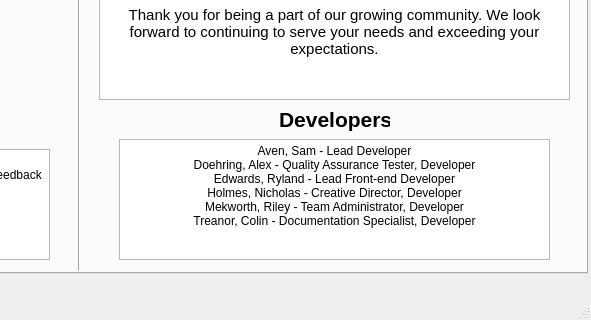
The window that src/mainwindow.ui (m-riley04/ShutterSort) describes before a commit, drawn with Qt 5; both pictures show x 233 to 824 and y 267 to 587 of the 824 by 587 pixel window.
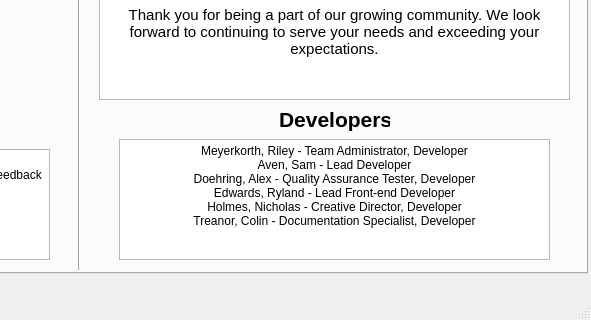
The same window after the commit. The open tabs and pages were chosen to show the change.

Commit message: change name mispelling

What changed in the file:
```diff
--- a/src/mainwindow.ui
+++ b/src/mainwindow.ui
@@ -353,11 +353,11 @@
 li.unchecked::marker { content: &quot;\2610&quot;; }
 li.checked::marker { content: &quot;\2612&quot;; }
 &lt;/style&gt;&lt;/head&gt;&lt;body style=&quot; font-family:'Segoe UI'; font-size:9pt; font-weight:400; font-style:normal;&quot;&gt;
+&lt;p align=&quot;center&quot; style=&quot; margin-top:0px; margin-bottom:0px; margin-left:0px; margin-right:0px; -qt-block-indent:0; text-indent:0px;&quot;&gt;Meyerkorth, Riley - Team Administrator, Developer&lt;/p&gt;
 &lt;p align=&quot;center&quot; style=&quot; margin-top:0px; margin-bottom:0px; margin-left:0px; margin-right:0px; -qt-block-indent:0; text-indent:0px;&quot;&gt;Aven, Sam - Lead Developer&lt;/p&gt;
 &lt;p align=&quot;center&quot; style=&quot; margin-top:0px; margin-bottom:0px; margin-left:0px; margin-right:0px; -qt-block-indent:0; text-indent:0px;&quot;&gt;Doehring, Alex - Quality Assurance Tester, Developer&lt;/p&gt;
 &lt;p align=&quot;center&quot; style=&quot; margin-top:0px; margin-bottom:0px; margin-left:0px; margin-right:0px; -qt-block-indent:0; text-indent:0px;&quot;&gt;Edwards, Ryland - Lead Front-end Developer&lt;/p&gt;
 &lt;p align=&quot;center&quot; style=&quot; margin-top:0px; margin-bottom:0px; margin-left:0px; margin-right:0px; -qt-block-indent:0; text-indent:0px;&quot;&gt;Holmes, Nicholas - Creative Director, Developer&lt;/p&gt;
-&lt;p align=&quot;center&quot; style=&quot; margin-top:0px; margin-bottom:0px; margin-left:0px; margin-right:0px; -qt-block-indent:0; text-indent:0px;&quot;&gt;Mekworth, Riley - Team Administrator, Developer&lt;/p&gt;
 &lt;p align=&quot;center&quot; style=&quot; margin-top:0px; margin-bottom:0px; margin-left:0px; margin-right:0px; -qt-block-indent:0; text-indent:0px;&quot;&gt;Treanor, Colin - Documentation Specialist, Developer&lt;/p&gt;&lt;/body&gt;&lt;/html&gt;</string>
       </property>
      </widget>
@@ -401,7 +401,7 @@
 &lt;p align=&quot;center&quot; style=&quot;-qt-paragraph-type:empty; margin-top:0px; margin-bottom:0px; margin-left:0px; margin-right:0px; -qt-block-indent:0; text-indent:0px;&quot;&gt;&lt;br /&gt;&lt;/p&gt;&lt;/body&gt;&lt;/html&gt;</string>
       </property>
      </widget>
-     <widget class="QWidget" name="">
+     <widget class="QWidget" name="layoutWidget">
       <property name="geometry">
        <rect>
         <x>10</x>
```
Left out of the diff: 2 changed lines with no effect on the pictures.
